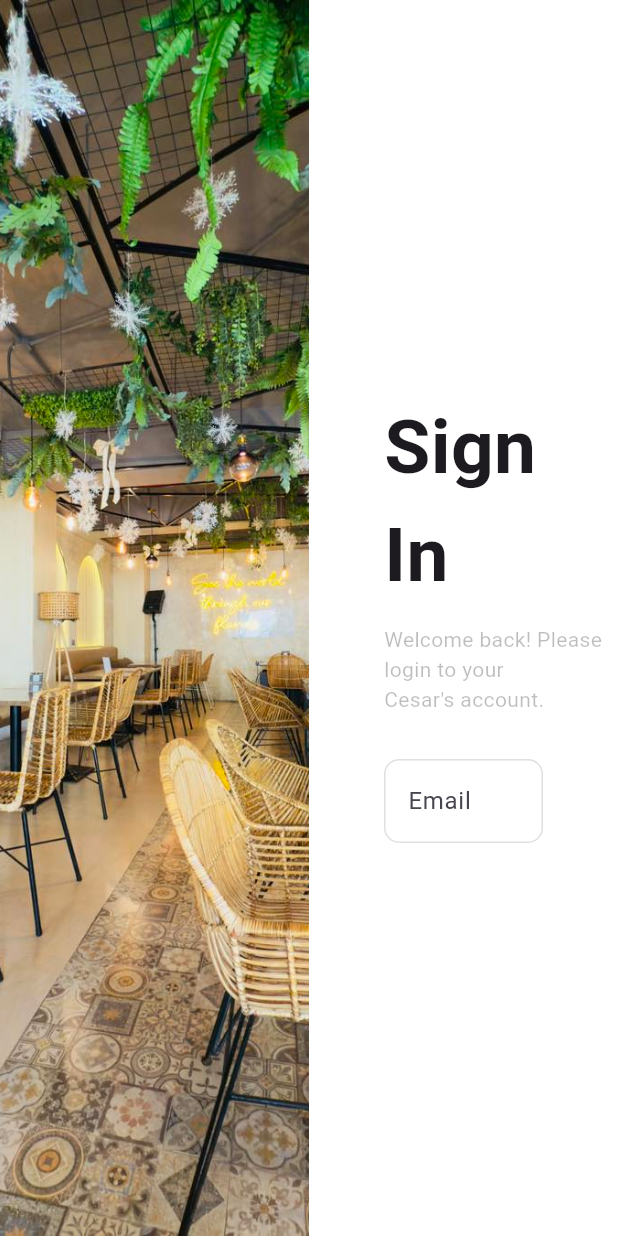
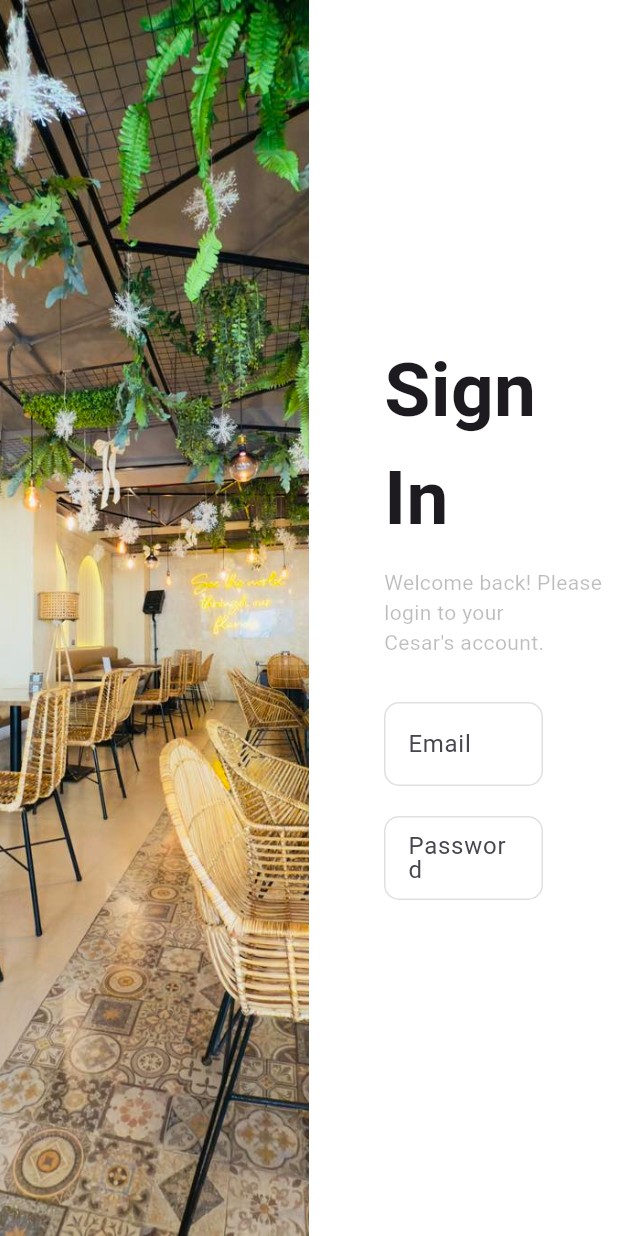
Before and after one commit to Quanby-OJT/Mobile-POS, a Flutter app: the screen it shows after launch, on a phone screen of 412 x 824 dp. Run offline on Flutter 3.47's test engine with Material 3 defaults, Android fonts, the phone set to English and light mode, and no system bars.

Commit message:
Add password textfield

```diff
--- a/lib/views/login_page.dart
+++ b/lib/views/login_page.dart
@@ -88,6 +88,35 @@ class _LoginPageState extends State<LoginPage> {
                         ),
                       ),
                     ),
+                    Padding(
+                      padding: EdgeInsets.only(left: 50, right: 50, top: 20),
+                      child: TextFormField(
+                        cursorColor: Colors.black,
+                        obscureText: true,
+                        obscuringCharacter: '*',
+                        decoration: InputDecoration(
+                          label: Text('Password'),
+                          floatingLabelStyle: TextStyle(
+                            color: Colors.black
+                          ),
+                          hintText: 'Enter Password',
+                          hintStyle: TextStyle(
+                            color: Colors.black12
+                          ),
+                          enabledBorder: OutlineInputBorder(
+                            borderSide: BorderSide(
+                              color: Colors.black12
+                            ),
+                            borderRadius: BorderRadius.circular(10)
+                          ),
+                          focusedBorder: OutlineInputBorder(
+                            borderSide: BorderSide(
+                              color: Colors.black
+                            )
+                          )
+                        ),
+                      ),
+                    ),
                   ],
                 )
               ),
```
